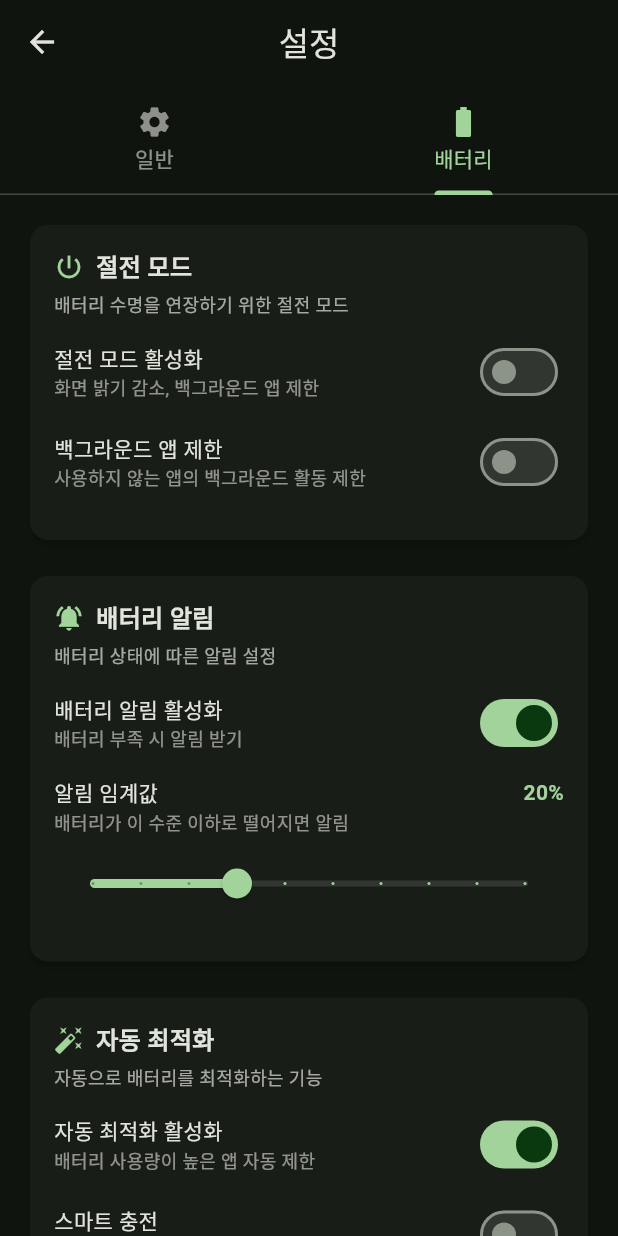
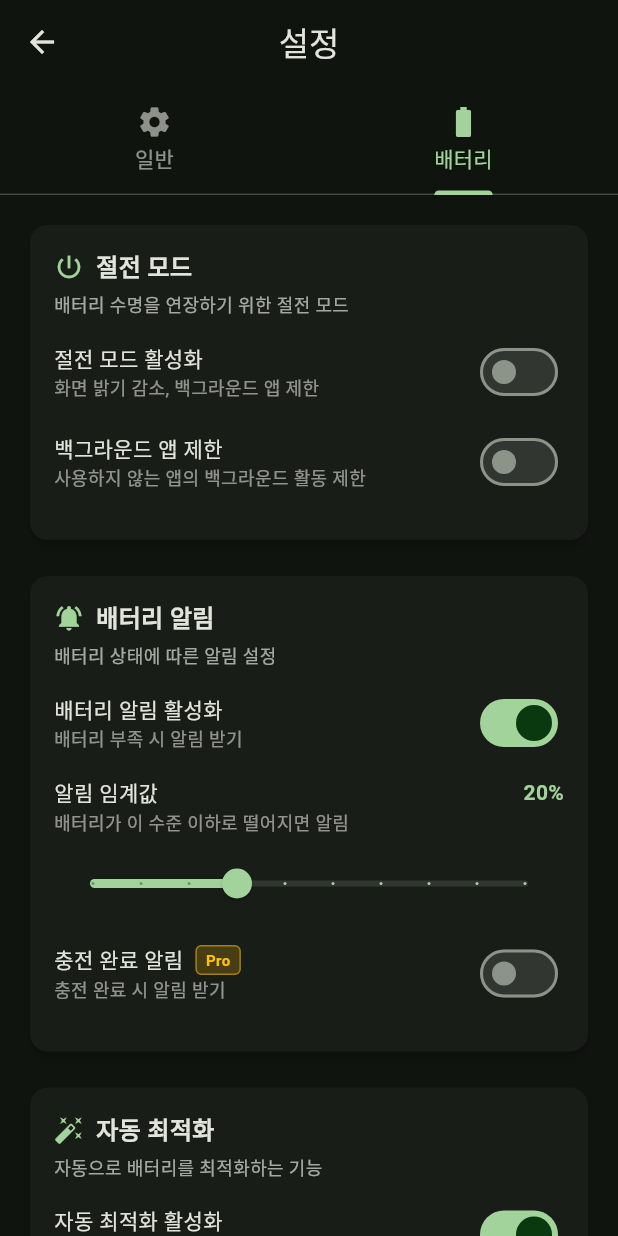
Before and after one commit to rbtc2/BatteryPal, a Flutter app: the SettingsTab screen opened directly with empty values, tab 2 chosen, on a phone screen of 412 x 824 dp. Run offline on Flutter 3.47's test engine with Material 3 defaults, Android fonts, the phone set to English and light mode, and no system bars; our stand-ins replace battery_plus.

Commit message:
설정스켈레톤ui업데이트

```diff
--- a/lib/models/app_models.dart
+++ b/lib/models/app_models.dart
@@ -349,6 +349,7 @@ class AppSettings {
   final double batteryThreshold;
   final bool smartChargingEnabled;
   final bool backgroundAppRestriction;
+  final bool chargingCompleteNotificationEnabled; // 충전 완료 알림 활성화
   final DateTime lastUpdated;
 
   const AppSettings({
@@ -362,6 +363,7 @@ class AppSettings {
     this.batteryThreshold = 20.0,
     this.smartChargingEnabled = false,
     this.backgroundAppRestriction = false,
+    this.chargingCompleteNotificationEnabled = false, // 기본값: false (Pro 기능)
     required this.lastUpdated,
   });
 
@@ -381,6 +383,7 @@ class AppSettings {
       'batteryThreshold': batteryThreshold,
       'smartChargingEnabled': smartChargingEnabled,
       'backgroundAppRestriction': backgroundAppRestriction,
+      'chargingCompleteNotificationEnabled': chargingCompleteNotificationEnabled,
       'lastUpdated': lastUpdated.toIso8601String(),
     };
   }
@@ -398,6 +401,7 @@ class AppSettings {
       batteryThreshold: json['batteryThreshold']?.toDouble() ?? 20.0,
       smartChargingEnabled: json['smartChargingEnabled'] ?? false,
       backgroundAppRestriction: json['backgroundAppRestriction'] ?? false,
+      chargingCompleteNotificationEnabled: json['chargingCompleteNotificationEnabled'] ?? false,
       lastUpdated: DateTime.parse(json['lastUpdated']),
     );
   }
@@ -414,6 +418,7 @@ class AppSettings {
     double? batteryThreshold,
     bool? smartChargingEnabled,
     bool? backgroundAppRestriction,
+    bool? chargingCompleteNotificationEnabled,
     DateTime? lastUpdated,
   }) {
     return AppSettings(
@@ -427,6 +432,7 @@ class AppSettings {
       batteryThreshold: batteryThreshold ?? this.batteryThreshold,
       smartChargingEnabled: smartChargingEnabled ?? this.smartChargingEnabled,
       backgroundAppRestriction: backgroundAppRestriction ?? this.backgroundAppRestriction,
+      chargingCompleteNotificationEnabled: chargingCompleteNotificationEnabled ?? this.chargingCompleteNotificationEnabled,
       lastUpdated: lastUpdated ?? this.lastUpdated,
     );
   }
@@ -450,6 +456,7 @@ class AppSettings {
         other.batteryThreshold == batteryThreshold &&
         other.smartChargingEnabled == smartChargingEnabled &&
         other.backgroundAppRestriction == backgroundAppRestriction &&
+        other.chargingCompleteNotificationEnabled == chargingCompleteNotificationEnabled &&
         other.lastUpdated == lastUpdated;
   }
 
@@ -466,6 +473,7 @@ class AppSettings {
       batteryThreshold,
       smartChargingEnabled,
       backgroundAppRestriction,
+      chargingCompleteNotificationEnabled,
       lastUpdated,
     );
   }
--- a/lib/screens/home/home_tab.dart
+++ b/lib/screens/home/home_tab.dart
@@ -44,6 +44,7 @@ class _HomeTabState extends State<HomeTab> {
   @override
   void dispose() {
     _batteryService.stopMonitoring();
+    _batteryService.dispose();
     super.dispose();
   }
 
--- a/lib/screens/settings/settings_tab.dart
+++ b/lib/screens/settings/settings_tab.dart
@@ -33,6 +33,7 @@ class _SettingsTabState extends State<SettingsTab> {
     batteryThreshold: 20.0,
     smartChargingEnabled: false,
     backgroundAppRestriction: false,
+    chargingCompleteNotificationEnabled: false, // Pro 기능
     lastUpdated: DateTime.now(),
   );
 
@@ -446,6 +447,17 @@ class _SettingsTabState extends State<SettingsTab> {
               '${_appSettings.batteryThreshold.toStringAsFixed(0)}%',
               '배터리가 이 수준 이하로 떨어지면 알림',
             ),
+            _buildProSwitchItem(
+              '충전 완료 알림',
+              _appSettings.chargingCompleteNotificationEnabled,
+              (value) => setState(() {
+                _appSettings = _appSettings.copyWith(
+                  chargingCompleteNotificationEnabled: value,
+                  lastUpdated: DateTime.now(),
+                );
+              }),
+              '충전 완료 시 알림 받기',
+            ),
           ],
         ),
 
@@ -690,4 +702,70 @@ class _SettingsTabState extends State<SettingsTab> {
       ),
     );
   }
+
+  Widget _buildProSwitchItem(String title, bool value, ValueChanged<bool> onChanged, String subtitle) {
+    return Padding(
+      padding: const EdgeInsets.only(bottom: 12),
+      child: Row(
+        children: [
+          Expanded(
+            child: Column(
+              crossAxisAlignment: CrossAxisAlignment.start,
+              children: [
+                Row(
+                  children: [
+                    Text(
+                      title,
+                      style: const TextStyle(
+                        fontWeight: FontWeight.w500,
+                        fontSize: 14,
+                      ),
+                    ),
+                    const SizedBox(width: 8),
+                    Container(
+                      padding: const EdgeInsets.symmetric(horizontal: 6, vertical: 2),
+                      decoration: BoxDecoration(
+                        color: Colors.amber.withValues(alpha: 0.2),
+                        borderRadius: BorderRadius.circular(4),
+                        border: Border.all(
+                          color: Colors.amber.withValues(alpha: 0.5),
+                          width: 1,
+                        ),
+                      ),
+                      child: const Text(
+                        'Pro',
+                        style: TextStyle(
+                          color: Colors.amber,
+                          fontSize: 10,
+                          fontWeight: FontWeight.bold,
+                        ),
+                      ),
+                    ),
+                  ],
+                ),
+                Text(
+                  subtitle,
+                  style: TextStyle(
+                    color: Theme.of(context).colorScheme.onSurface.withValues(alpha: 0.6),
+                    fontSize: 12,
+                  ),
+                ),
+              ],
+            ),
+          ),
+          Switch(
+            value: widget.isProUser ? value : false, // Pro 사용자가 아니면 항상 false
+            onChanged: widget.isProUser ? onChanged : (val) {
+              // Pro 사용자가 아니면 업그레이드 다이얼로그 표시
+              DialogUtils.showSettingsProUpgradeDialog(
+                context,
+                onUpgrade: widget.onProToggle,
+              );
+            },
+            activeTrackColor: Theme.of(context).colorScheme.primary,
+          ),
+        ],
+      ),
+    );
+  }
 }
```
Also changed, not shown: lib/services/battery_service.dart (+47 -9 lines).
